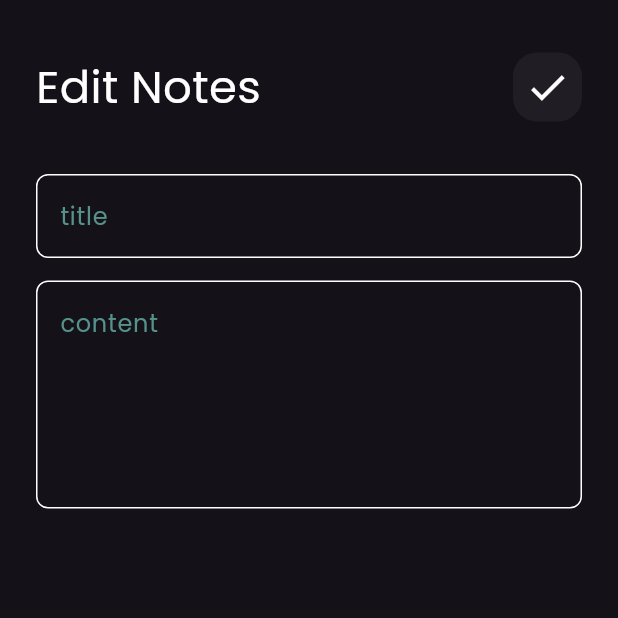
After one commit to IbrahimHosny2002/Notes-App, a Flutter app: the screen it shows after launch, after a tap on "Flutter tips", on a phone screen of 412 x 824 dp, the top half of it. The commit adds this screen. Run offline on Flutter 3.47's test engine with Material 3 defaults, Android fonts, the phone set to English and light mode, and no system bars.

Commit message:
create edit notes view

```diff
--- /dev/null
+++ b/lib/views/edit_notes_view.dart
@@ -0,0 +1,13 @@
+import 'package:flutter/material.dart';
+import 'package:notes_app/views/widgets/edit_notes_view_body.dart';
+
+class EditNotesView extends StatelessWidget {
+  const EditNotesView({super.key});
+
+  @override
+  Widget build(BuildContext context) {
+    return const Scaffold(
+      body:EditNotesViewBody() ,
+    );
+  }
+}
--- a/lib/views/widgets/custom_app_bar.dart
+++ b/lib/views/widgets/custom_app_bar.dart
@@ -2,21 +2,21 @@ import 'package:flutter/material.dart';
 import 'package:notes_app/views/widgets/custom_search_icon.dart';
 
 class CustomAppBar extends StatelessWidget {
-  const CustomAppBar({super.key});
-
+  const CustomAppBar({super.key, required this.title, required this.icon});
+  final String title;
+  final IconData icon;
   @override
   Widget build(BuildContext context) {
-    return const Row(
+    return Row(
       children: [
         Text(
-          'Notes',
-          style: TextStyle(
-            fontSize: 30,
-            color: Colors.white
-          ),
+          title,
+          style: const TextStyle(fontSize: 30, color: Colors.white),
         ),
-        Spacer(),
-        CustomSearchIcon()
+        const Spacer(),
+        CustomSearchIcon(
+          icon: icon,
+        ),
       ],
     );
   }
--- a/lib/views/widgets/custom_note_iteam.dart
+++ b/lib/views/widgets/custom_note_iteam.dart
@@ -1,11 +1,20 @@
 import 'package:flutter/material.dart';
+import 'package:notes_app/views/edit_notes_view.dart';
 
 class CustomNoteIteam extends StatelessWidget {
   const CustomNoteIteam({super.key});
 
   @override
   Widget build(BuildContext context) {
-    return Container(
+    return GestureDetector(
+      onTap: (){
+        Navigator.of(context).push(
+          MaterialPageRoute(builder: (context){
+            return const EditNotesView();
+          })
+        );
+      },
+      child: Container(
         padding: const EdgeInsets.only(
           top: 24,
           bottom: 24,
@@ -66,6 +75,7 @@ class CustomNoteIteam extends StatelessWidget {
              ),
           ],
         ),
+      ),
     );
   }
 }
--- a/lib/views/widgets/custom_search_icon.dart
+++ b/lib/views/widgets/custom_search_icon.dart
@@ -1,7 +1,8 @@
 import 'package:flutter/material.dart';
 
 class CustomSearchIcon extends StatelessWidget {
-  const CustomSearchIcon({super.key});
+  const CustomSearchIcon({super.key, required this.icon});
+  final IconData icon;
 
   @override
   Widget build(BuildContext context) {
@@ -12,8 +13,11 @@ class CustomSearchIcon extends StatelessWidget {
         color: Colors.white.withOpacity(0.05),
         borderRadius: BorderRadius.circular(16),
       ),
-      child: const Center(
-        child: Icon(Icons.search,size: 30,),
+      child: Center(
+        child: Icon(
+          icon,
+          size: 30,
+        ),
       ),
     );
   }
--- /dev/null
+++ b/lib/views/widgets/edit_notes_view_body.dart
@@ -0,0 +1,33 @@
+import 'package:flutter/material.dart';
+import 'package:notes_app/views/widgets/custom_app_bar.dart';
+import 'package:notes_app/views/widgets/custom_text_field.dart';
+
+class EditNotesViewBody extends StatelessWidget {
+  const EditNotesViewBody({super.key});
+
+  @override
+  Widget build(BuildContext context) {
+    return const Padding(
+      padding: EdgeInsets.symmetric(horizontal: 24),
+      child: Column(
+        children: [
+          SizedBox(
+            height: 35,
+          ),
+          CustomAppBar(
+            title: 'Edit Notes',
+            icon: Icons.done,
+          ),
+          SizedBox(
+            height: 35,
+          ),
+          CustomTextField(hintText: 'title'),
+          SizedBox(
+            height: 15,
+          ),
+          CustomTextField(hintText: 'content',maxLines: 5,)
+        ],
+      ),
+    );
+  }
+}
--- a/lib/views/widgets/notes_view_body.dart
+++ b/lib/views/widgets/notes_view_body.dart
@@ -8,15 +8,16 @@ class NotesViewBody extends StatelessWidget {
   @override
   Widget build(BuildContext context) {
     return const Padding(
-      padding: EdgeInsets.symmetric(
-        horizontal: 24
-      ),
+      padding: EdgeInsets.symmetric(horizontal: 24),
       child: Column(
-        children:  [
+        children: [
           SizedBox(
             height: 35,
           ),
-          CustomAppBar(),
+          CustomAppBar(
+            title: 'Notes',
+            icon: Icons.search,
+          ),
           Expanded(child: NotesListView()),
         ],
       ),
```
Lines whose indentation alone changed are shown as unchanged.
